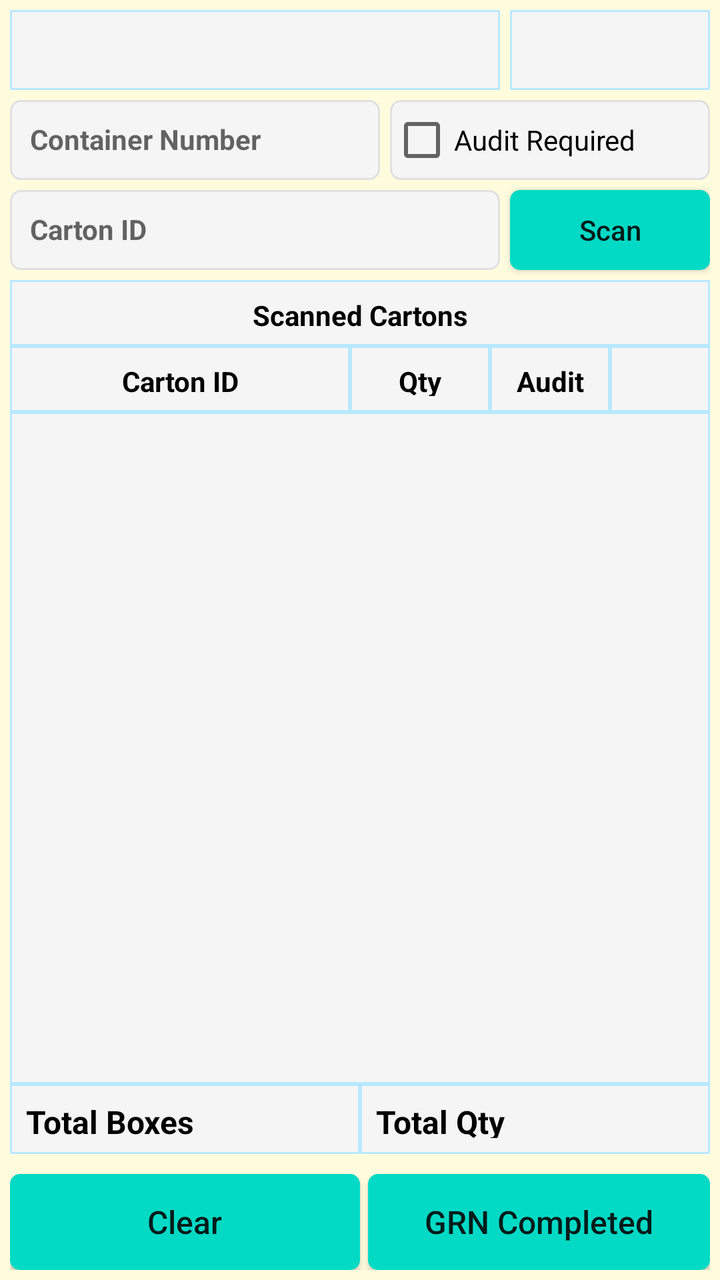
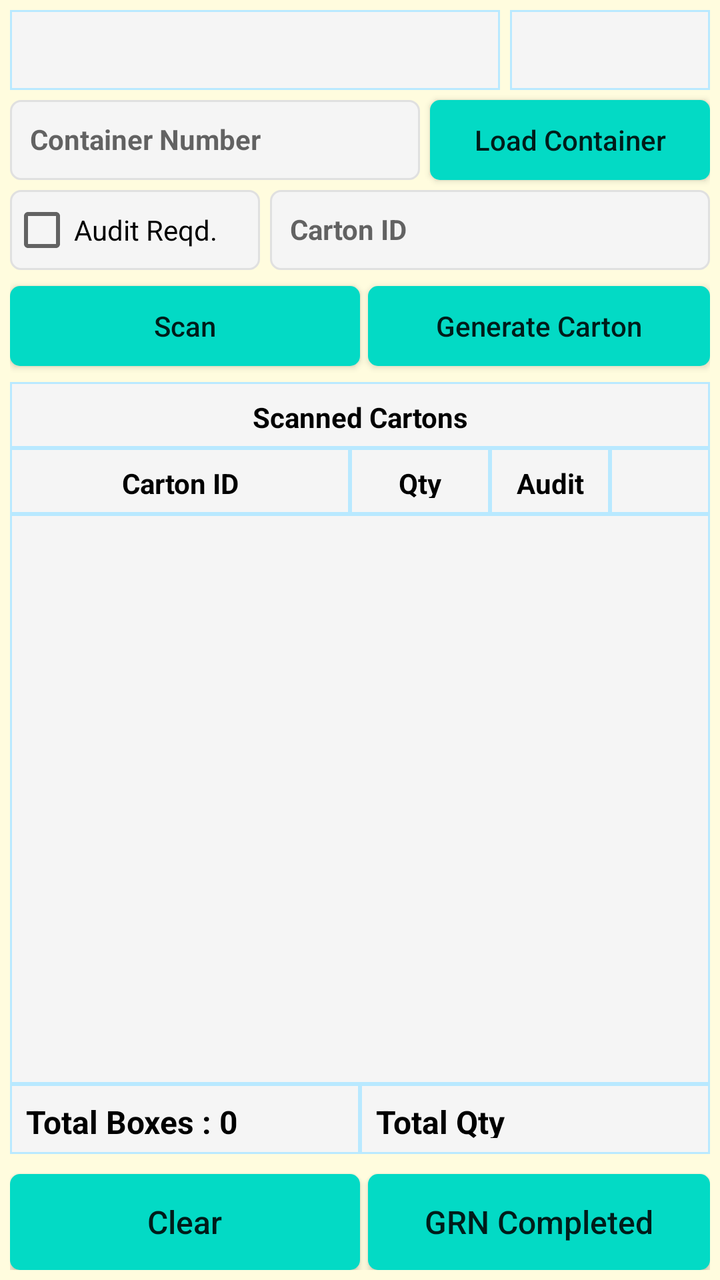

Compare the two renders of this Android layout. The source of the first and the diff that turns it into the second are given below.
<!-- AndroidManifest.xml: application theme AppTheme -->
<!-- res/layout/fragment_supplier_box_g_r_n.xml -->
<?xml version="1.0" encoding="utf-8"?>
<FrameLayout xmlns:android="http://schemas.android.com/apk/res/android"
    xmlns:app="http://schemas.android.com/apk/res-auto"
    xmlns:tools="http://schemas.android.com/tools"
    android:layout_width="match_parent"
    android:layout_height="match_parent"
    android:background="@color/backColor"
    tools:context=".ui.supplierboxgrn.SupplierBoxGRNFragment">

    <androidx.constraintlayout.widget.ConstraintLayout
        android:layout_width="match_parent"
        android:layout_height="match_parent"
        android:padding="5dp">

        <Spinner
            android:id="@+id/sp_supplier_box_grn_printer"
            android:layout_width="0dp"
            android:layout_height="40dp"
            android:layout_marginRight="5dp"
            android:background="@drawable/et_custom_total"
            android:gravity="center"
            android:hint=""
            android:padding="8dp"
            android:textSize="14sp"
            app:layout_constraintEnd_toStartOf="@+id/sp_supplier_box_grn_printer_copies"
            app:layout_constraintStart_toStartOf="parent"
            app:layout_constraintTop_toTopOf="parent" />

        <Spinner
            android:id="@+id/sp_supplier_box_grn_printer_copies"
            android:layout_width="100dp"
            android:layout_height="40dp"
            android:background="@drawable/et_custom_total"
            android:gravity="center"
            android:hint=""
            android:padding="8dp"
            android:textSize="14sp"
            app:layout_constraintEnd_toEndOf="parent"
            app:layout_constraintTop_toTopOf="@+id/sp_supplier_box_grn_printer" />

        <EditText
            android:id="@+id/et_supplier_box_grn_container_id"
            android:layout_width="0dp"
            android:layout_height="40dp"
            android:layout_marginRight="5dp"
            android:layout_marginTop="5dp"
            android:background="@drawable/et_custom"
            android:enabled="false"
            android:gravity="left"
            android:hint="Container Number"
            android:inputType="textPersonName"
            android:padding="10dp"
            android:text=""
            android:textColor="@color/coloBlack"
            android:textSize="14sp"
            android:textStyle="bold"
            app:layout_constraintEnd_toStartOf="@+id/ch_supplier_box_grn_audit_req"
            app:layout_constraintStart_toStartOf="parent"
            app:layout_constraintTop_toBottomOf="@+id/sp_supplier_box_grn_printer" />

        <EditText
            android:id="@+id/et_supplier_box_grn_carton_id"
            android:layout_width="0dp"
            android:layout_height="40dp"
            android:layout_marginTop="5dp"
            android:layout_marginRight="5dp"
            android:background="@drawable/et_custom"
            android:enabled="false"
            android:gravity="left"
            android:hint="Carton ID"
            android:inputType="textPersonName"
            android:padding="10dp"
            android:text=""
            android:textColor="@color/coloBlack"
            android:textSize="14sp"
            android:textStyle="bold"
            app:layout_constraintEnd_toStartOf="@+id/bt_supplier_box_grn_scan"
            app:layout_constraintStart_toStartOf="parent"
            app:layout_constraintTop_toBottomOf="@+id/et_supplier_box_grn_container_id" />

        <CheckBox
            android:id="@+id/ch_supplier_box_grn_audit_req"
            android:layout_width="160dp"
            android:layout_height="40dp"
            android:textSize="14sp"
            android:background="@drawable/et_custom"
            android:text="Audit Required"
            app:layout_constraintEnd_toEndOf="parent"
            app:layout_constraintTop_toTopOf="@+id/et_supplier_box_grn_container_id" />

        <Button
            android:id="@+id/bt_supplier_box_grn_scan"
            android:layout_width="100dp"
            android:layout_height="0dp"
            android:background="@drawable/btn_custom1"
            android:text="Scan"
            android:textAllCaps="false"
            android:textSize="14sp"
            app:layout_constraintBottom_toBottomOf="@+id/et_supplier_box_grn_carton_id"
            app:layout_constraintEnd_toEndOf="parent"
            app:layout_constraintTop_toTopOf="@+id/et_supplier_box_grn_carton_id" />

        <TextView
            android:id="@+id/textView1"
            android:layout_width="0dp"
            android:layout_height="33dp"
            android:layout_marginTop="5dp"
            android:background="@drawable/et_custom_total"
            android:gravity="center"
            android:hint=""
            android:padding="8dp"
            android:text="Scanned Cartons"
            android:textColor="@color/coloBlack"
            android:textSize="14dp"
            android:textStyle="bold"
            app:layout_constraintEnd_toEndOf="parent"
            app:layout_constraintStart_toStartOf="parent"
            app:layout_constraintTop_toBottomOf="@+id/et_supplier_box_grn_carton_id" />

        <TextView
            android:id="@+id/TextView2"
            android:layout_width="0dp"
            android:layout_height="33dp"
            android:background="@drawable/et_custom_total"
            android:gravity="center"
            android:hint=""
            android:padding="8dp"
            android:text="Carton ID"
            android:textColor="@color/coloBlack"
            android:textSize="14dp"
            android:textStyle="bold"
            app:layout_constraintEnd_toStartOf="@+id/TextView4"
            app:layout_constraintStart_toStartOf="parent"
            app:layout_constraintTop_toBottomOf="@+id/textView1" />

        <TextView
            android:id="@+id/TextView4"
            android:layout_width="70dp"
            android:layout_height="33dp"
            android:background="@drawable/et_custom_total"
            android:gravity="center"
            android:hint=""
            android:padding="8dp"
            android:text="Qty"
            android:textColor="@color/coloBlack"
            android:textSize="14dp"
            android:textStyle="bold"
            app:layout_constraintEnd_toStartOf="@+id/TextView3"
            app:layout_constraintTop_toTopOf="@+id/TextView2" />

        <TextView
            android:id="@+id/TextView3"
            android:layout_width="60dp"
            android:layout_height="33dp"
            android:background="@drawable/et_custom_total"
            android:hint=""
            android:gravity="center"
            android:padding="8dp"
            android:text="Audit"
            android:textColor="@color/coloBlack"
            android:textSize="14dp"
            android:textStyle="bold"
            app:layout_constraintEnd_toStartOf="@+id/TextView6"
            app:layout_constraintTop_toTopOf="@+id/TextView2" />

        <TextView
            android:id="@+id/TextView6"
            android:layout_width="50dp"
            android:layout_height="33dp"
            android:background="@drawable/et_custom_total"
            android:hint=""
            android:padding="8dp"
            android:text=""
            android:textColor="@color/coloBlack"
            android:textSize="14dp"
            android:textStyle="bold"
            app:layout_constraintEnd_toEndOf="parent"
            app:layout_constraintTop_toTopOf="@+id/TextView2" />

        <ListView
            android:id="@+id/lv_supplier_box_grn"
            android:layout_width="0dp"
            android:layout_height="0dp"
            android:background="@drawable/et_custom_total"
            app:layout_constraintBottom_toTopOf="@+id/tv_supplier_box_grn_total_boxes"
            app:layout_constraintEnd_toEndOf="parent"
            app:layout_constraintStart_toStartOf="parent"
            app:layout_constraintTop_toBottomOf="@+id/TextView2" />


        <Button
            android:id="@+id/bt_supplier_box_grn_clear"
            android:layout_width="0dp"
            android:layout_height="wrap_content"
            android:layout_marginEnd="0dp"
            android:layout_marginRight="4dp"
            android:background="@drawable/btn_custom1"
            android:text="Clear"
            android:textAllCaps="false"
            android:textSize="16sp"
            app:layout_constraintBottom_toBottomOf="parent"
            app:layout_constraintEnd_toStartOf="@+id/textView2"
            app:layout_constraintStart_toStartOf="parent" />


        <TextView
            android:id="@+id/tv_supplier_box_grn_total_boxes"
            android:layout_width="0dp"
            android:layout_height="35dp"
            android:layout_marginBottom="10dp"
            android:background="@drawable/et_custom_total"
            android:gravity="left"
            android:hint=""
            android:padding="8dp"
            android:text="Total Boxes"
            android:textColor="@color/coloBlack"
            android:textSize="16sp"
            android:textStyle="bold"
            app:layout_constraintBottom_toTopOf="@+id/bt_supplier_box_grn_clear"
            app:layout_constraintEnd_toStartOf="@+id/textView2"
            app:layout_constraintStart_toStartOf="parent" />

        <TextView
            android:id="@+id/tv_supplier_box_grn_total_qty"
            android:layout_width="0dp"
            android:layout_height="35dp"
            android:background="@drawable/et_custom_total"
            android:hint=""
            android:padding="8dp"
            android:text="Total Qty"
            android:textColor="@color/coloBlack"
            android:textSize="16sp"
            android:textStyle="bold"
            app:layout_constraintEnd_toEndOf="parent"
            app:layout_constraintStart_toEndOf="@+id/textView2"
            app:layout_constraintTop_toTopOf="@+id/tv_supplier_box_grn_total_boxes" />

        <Button
            android:id="@+id/bt_supplier_box_grn_save"
            android:layout_width="0dp"
            android:layout_height="wrap_content"
            android:layout_marginStart="4dp"
            android:layout_marginLeft="4dp"
            android:background="@drawable/btn_custom1"
            android:text="GRN Completed"
            android:textAllCaps="false"
            android:textSize="16sp"
            app:layout_constraintBottom_toBottomOf="parent"
            app:layout_constraintEnd_toEndOf="parent"
            app:layout_constraintStart_toEndOf="@+id/textView2" />

        <TextView
            android:id="@+id/textView2"
            android:layout_width="wrap_content"
            android:layout_height="wrap_content"
            android:layout_marginStart="16dp"
            android:layout_marginLeft="16dp"
            android:layout_marginEnd="16dp"
            android:layout_marginRight="16dp"
            android:text=""
            android:textColor="@color/colorAccent"
            app:layout_constraintBottom_toBottomOf="parent"
            app:layout_constraintEnd_toEndOf="parent"
            app:layout_constraintStart_toStartOf="parent"
            tools:ignore="SpeakableTextPresentCheck" />


    </androidx.constraintlayout.widget.ConstraintLayout>

</FrameLayout>
<!-- resources referenced by this layout -->
<resources>
  <color name="backColor">#FFFCDE</color>
  <color name="coloBlack">#000000</color>
  <color name="colorAccent">#000000</color>
  <!-- drawable btn_custom1 (drawable) -->
  <?xml version="1.0" encoding="utf-8"?>
  <shape xmlns:android="http://schemas.android.com/apk/res/android"
      android:padding="10dp"
      android:shape="rectangle" >
  
      <solid android:color="@color/colorBtn" />
  
      <corners
          android:bottomLeftRadius="5dp"
          android:bottomRightRadius="5dp"
          android:topLeftRadius="5dp"
          android:topRightRadius="5dp" />
  
  </shape>
  <!-- drawable et_custom (drawable) -->
  <?xml version="1.0" encoding="utf-8"?>
  <shape xmlns:android="http://schemas.android.com/apk/res/android"
      android:padding="10dp"
      android:shape="rectangle" >
  
      <solid android:color="#f5f5f5" />
  
      <stroke
          android:width="1dp"
          android:color="#e0e0e0" />
  
      <corners
          android:bottomLeftRadius="5dp"
          android:bottomRightRadius="5dp"
          android:topLeftRadius="5dp"
          android:topRightRadius="5dp" />
  
  </shape>
  <!-- drawable et_custom_total (drawable) -->
  <?xml version="1.0" encoding="utf-8"?>
  <shape xmlns:android="http://schemas.android.com/apk/res/android"
      android:padding="10dp"
      android:shape="rectangle" >
  
      <solid android:color="#f5f5f5" />
  
      <stroke
          android:width="1dp"
          android:color="#B9E9FF" />
  
      <corners
          android:bottomLeftRadius="0dp"
          android:bottomRightRadius="0dp"
          android:topLeftRadius="0dp"
          android:topRightRadius="0dp" />
  
  </shape>
  <style name="AppTheme" parent="Theme.AppCompat.Light.NoActionBar">
          
          <item name="colorPrimary">@color/colorPrimary</item>
          <item name="colorPrimaryDark">@color/colorPrimaryDark</item>
          <item name="colorAccent">@color/colorAccent</item>
      </style>
  <color name="colorBtn">#03DAC5</color>
  <color name="colorPrimary">#ffb200</color>
  <color name="colorPrimaryDark">#ffb200</color>
</resources>

<!-- the commit's change to res/layout/fragment_supplier_box_g_r_n.xml (unified diff, before → after) -->
@@ -42,10 +42,9 @@
             android:id="@+id/et_supplier_box_grn_container_id"
             android:layout_width="0dp"
             android:layout_height="40dp"
+            android:layout_marginTop="5dp"
             android:layout_marginRight="5dp"
-            android:layout_marginTop="5dp"
             android:background="@drawable/et_custom"
-            android:enabled="false"
             android:gravity="left"
             android:hint="Container Number"
             android:inputType="textPersonName"
@@ -54,7 +53,7 @@
             android:textColor="@color/coloBlack"
             android:textSize="14sp"
             android:textStyle="bold"
-            app:layout_constraintEnd_toStartOf="@+id/ch_supplier_box_grn_audit_req"
+            app:layout_constraintEnd_toStartOf="@+id/bt_supplier_box_grn_load_cont"
             app:layout_constraintStart_toStartOf="parent"
             app:layout_constraintTop_toBottomOf="@+id/sp_supplier_box_grn_printer" />
 
@@ -62,10 +61,8 @@
             android:id="@+id/et_supplier_box_grn_carton_id"
             android:layout_width="0dp"
             android:layout_height="40dp"
-            android:layout_marginTop="5dp"
-            android:layout_marginRight="5dp"
+            android:layout_marginLeft="5dp"
             android:background="@drawable/et_custom"
-            android:enabled="false"
             android:gravity="left"
             android:hint="Carton ID"
             android:inputType="textPersonName"
@@ -74,37 +71,64 @@
             android:textColor="@color/coloBlack"
             android:textSize="14sp"
             android:textStyle="bold"
-            app:layout_constraintEnd_toStartOf="@+id/bt_supplier_box_grn_scan"
-            app:layout_constraintStart_toStartOf="parent"
-            app:layout_constraintTop_toBottomOf="@+id/et_supplier_box_grn_container_id" />
+            app:layout_constraintEnd_toEndOf="parent"
+            app:layout_constraintHorizontal_bias="0.0"
+            app:layout_constraintStart_toEndOf="@+id/ch_supplier_box_grn_audit_req"
+            app:layout_constraintTop_toTopOf="@+id/ch_supplier_box_grn_audit_req" />
+
+        <Button
+            android:id="@+id/bt_supplier_box_grn_generate_carton"
+            android:layout_width="0dp"
+            android:layout_height="40dp"
+            android:background="@drawable/btn_custom1"
+            android:text="Generate Carton"
+            android:textAllCaps="false"
+            android:textSize="14sp"
+            app:layout_constraintEnd_toEndOf="parent"
+            app:layout_constraintStart_toStartOf="@+id/bt_supplier_box_grn_save"
+            app:layout_constraintTop_toTopOf="@+id/bt_supplier_box_grn_scan" />
+
+        <Button
+            android:id="@+id/bt_supplier_box_grn_load_cont"
+            android:layout_width="140dp"
+            android:layout_height="0dp"
+            android:background="@drawable/btn_custom1"
+            android:text="Load Container"
+            android:textAllCaps="false"
+            android:textSize="14sp"
+            app:layout_constraintBottom_toBottomOf="@+id/et_supplier_box_grn_container_id"
+            app:layout_constraintEnd_toEndOf="parent"
+            app:layout_constraintTop_toTopOf="@+id/et_supplier_box_grn_container_id" />
 
         <CheckBox
             android:id="@+id/ch_supplier_box_grn_audit_req"
-            android:layout_width="160dp"
-            android:layout_height="40dp"
-            android:textSize="14sp"
+            android:layout_width="125dp"
+            android:layout_height="40dp"
+            android:layout_marginTop="5dp"
             android:background="@drawable/et_custom"
-            android:text="Audit Required"
-            app:layout_constraintEnd_toEndOf="parent"
-            app:layout_constraintTop_toTopOf="@+id/et_supplier_box_grn_container_id" />
+            android:text="Audit Reqd."
+            android:textSize="14sp"
+            app:layout_constraintStart_toStartOf="parent"
+            app:layout_constraintTop_toBottomOf="@+id/et_supplier_box_grn_container_id" />
 
         <Button
             android:id="@+id/bt_supplier_box_grn_scan"
-            android:layout_width="100dp"
-            android:layout_height="0dp"
+            android:layout_width="0dp"
+            android:layout_height="40dp"
+            android:layout_marginTop="8dp"
             android:background="@drawable/btn_custom1"
             android:text="Scan"
             android:textAllCaps="false"
             android:textSize="14sp"
-            app:layout_constraintBottom_toBottomOf="@+id/et_supplier_box_grn_carton_id"
-            app:layout_constraintEnd_toEndOf="parent"
-            app:layout_constraintTop_toTopOf="@+id/et_supplier_box_grn_carton_id" />
+            app:layout_constraintEnd_toEndOf="@+id/bt_supplier_box_grn_clear"
+            app:layout_constraintStart_toStartOf="parent"
+            app:layout_constraintTop_toBottomOf="@+id/et_supplier_box_grn_carton_id" />
 
         <TextView
             android:id="@+id/textView1"
             android:layout_width="0dp"
             android:layout_height="33dp"
-            android:layout_marginTop="5dp"
+            android:layout_marginTop="8dp"
             android:background="@drawable/et_custom_total"
             android:gravity="center"
             android:hint=""
@@ -115,7 +139,7 @@
             android:textStyle="bold"
             app:layout_constraintEnd_toEndOf="parent"
             app:layout_constraintStart_toStartOf="parent"
-            app:layout_constraintTop_toBottomOf="@+id/et_supplier_box_grn_carton_id" />
+            app:layout_constraintTop_toBottomOf="@+id/bt_supplier_box_grn_scan" />
 
         <TextView
             android:id="@+id/TextView2"
@@ -212,7 +236,7 @@
             android:gravity="left"
             android:hint=""
             android:padding="8dp"
-            android:text="Total Boxes"
+            android:text="Total Boxes : 0"
             android:textColor="@color/coloBlack"
             android:textSize="16sp"
             android:textStyle="bold"
